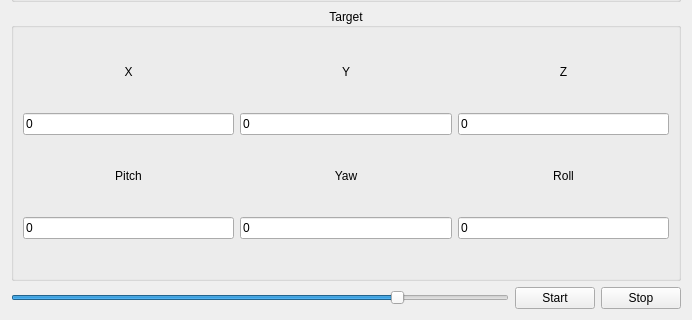
This is controlswidget.ui in Alex20129/robot_gles as Qt 5 draws it before an edit; both pictures show x 0 to 692 and y 638 to 958 of the 692 by 958 pixel window. The edited form follows.
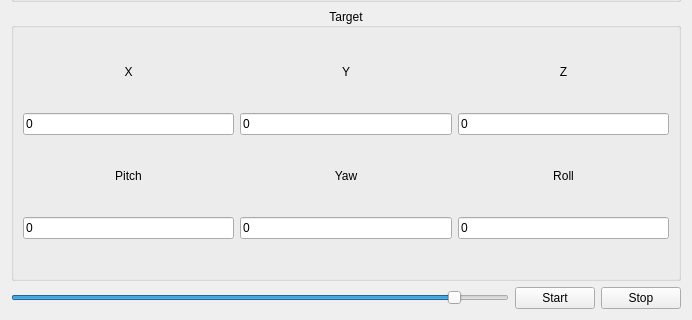
This is the edited form.

What changed in the file:
```diff
--- a/controlswidget.ui
+++ b/controlswidget.ui
@@ -645,7 +645,7 @@
       <number>255</number>
      </property>
      <property name="value">
-      <number>200</number>
+      <number>230</number>
      </property>
      <property name="orientation">
       <enum>Qt::Horizontal</enum>
```
